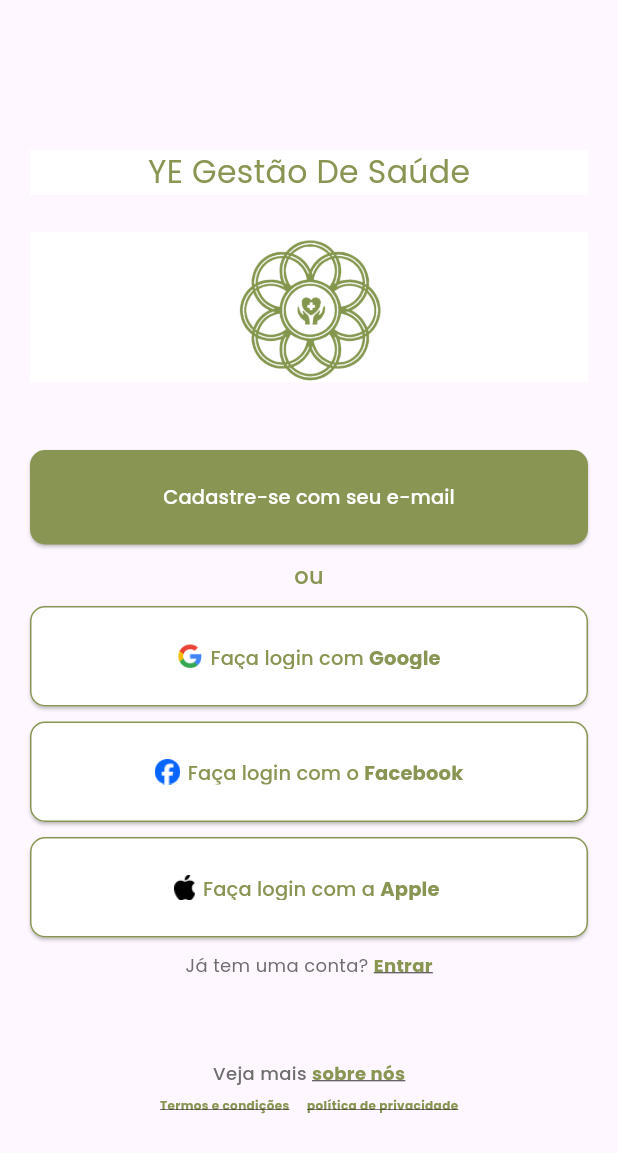
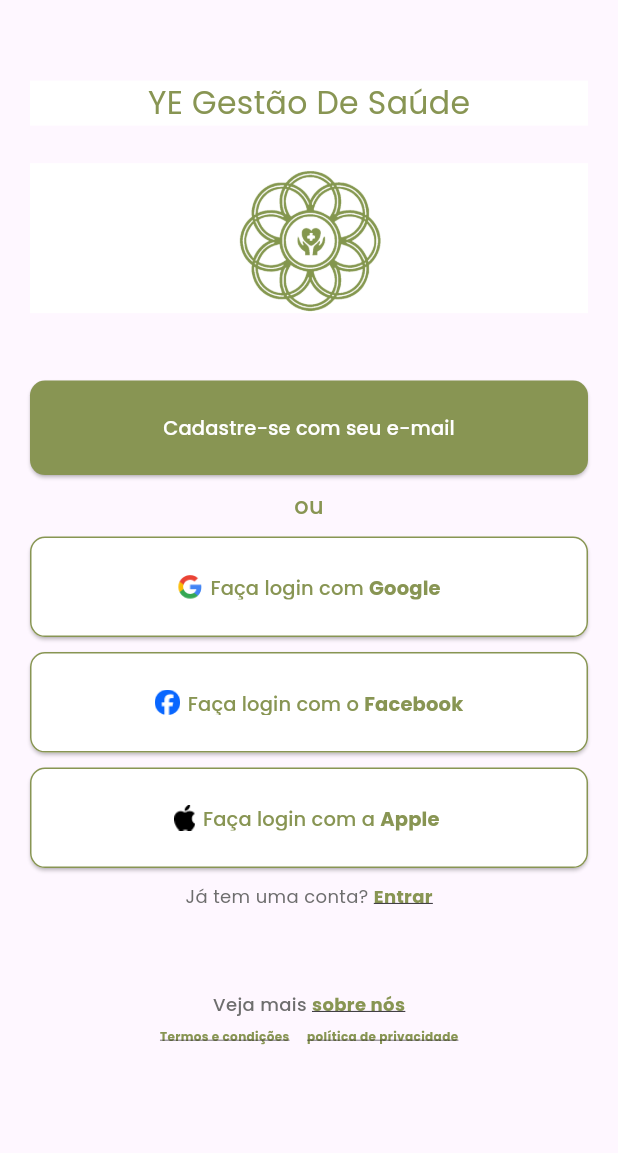
Before and after one commit to Roderigoshq/Software_YE_Gestao_De_Saude_PII, a Flutter app: the screen it shows after launch, on a phone screen of 412 x 824 dp. Shown: the top 1153 px of the screen. Run offline on Flutter 3.47's test engine with Material 3 defaults, Android fonts, the phone set to English and light mode, and no system bars.

Commit message:
:feat: deixando a altura responsiva

```diff
--- a/lib/pages/cadastroOptions.dart
+++ b/lib/pages/cadastroOptions.dart
@@ -6,12 +6,13 @@ class CadastroOptions extends StatelessWidget {
 
   @override
   Widget build(BuildContext context) {
-    final screenSize = MediaQuery.of(context).size;
+    var screenSize = MediaQuery.of(context).size;
 
     final double bodyPadding = screenSize.width < 560 ? 20.0 : 100.0;
+    final double topPadding = screenSize.height / 60;
     return Scaffold(
       body: Padding(
-        padding: EdgeInsets.fromLTRB(bodyPadding, 60, bodyPadding, 0),
+        padding: EdgeInsets.fromLTRB(bodyPadding, topPadding, bodyPadding, 0),
         child: ListView(
           // crossAxisAlignment: CrossAxisAlignment.center, // Use se necessário
           children: [
```
